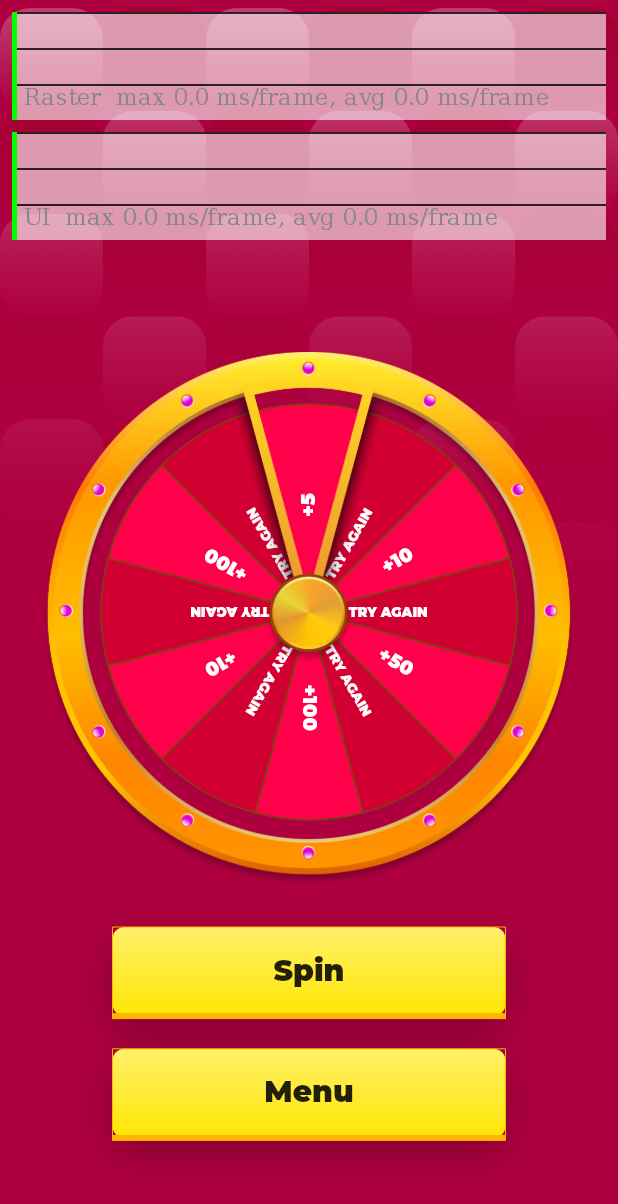
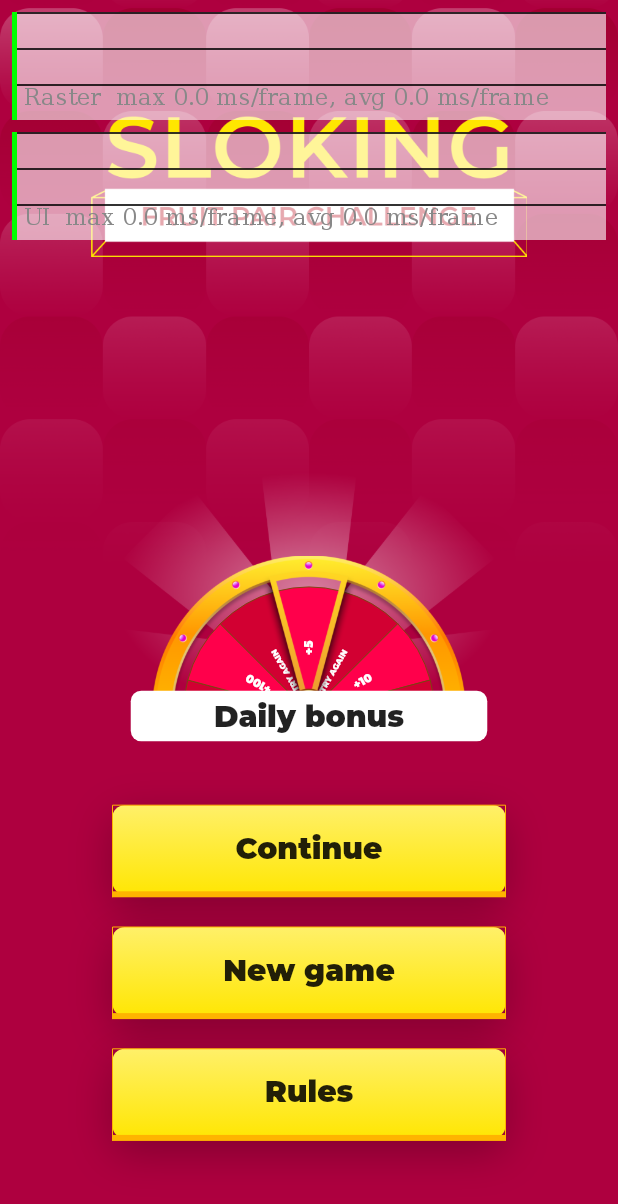
Before and after one commit to Oubi256/sloking, a Flutter app: the screen it shows after launch, on a phone screen of 412 x 824 dp. Shown: the top 1204 px of the screen. Run offline on Flutter 3.47's test engine with Material 2 defaults, Android fonts, the light colour scheme and no system bars; drawn by our look-alikes of flutter_fortune_wheel; our stand-ins replace flutter_screenutil, go_router; project files that could hold a hidden picture were left out.

Commit message:
added wheel on home screen

```diff
--- a/lib/pages/daily_bonus_page.dart
+++ b/lib/pages/daily_bonus_page.dart
@@ -1,6 +1,7 @@
 import 'package:flutter/cupertino.dart';
 import 'package:flutter/material.dart';
 import 'package:flutter_screenutil/flutter_screenutil.dart';
+import 'package:go_router/go_router.dart';
 import 'package:sloking/constants.dart';
 import 'package:sloking/generated/l10n.dart';
 import 'package:sloking/widgets/wheel/daily_fortune_wheel.dart';
@@ -32,26 +33,13 @@ class _DailyBonusPageState extends State<DailyBonusPage> {
       children: [
         Positioned(
           bottom: 235.h,
-          height: 360.r,
-          width: 360.r,
+
           child: DailyFortuneWheel(
+            width: 360.r,
+            height: 360.r,
             onAnimationStart: _onWheelSpinStarted,
             onAnimationEnd: _onWheelSpinFinished,
             key: fortuneWheelKey,
-            items: [
-              FortuneWheelItem.win(gemsReward: 5),
-              FortuneWheelItem.defeat(label: S.of(context).fortuneWheelTryAgain),
-              FortuneWheelItem.win(gemsReward: 10),
-              FortuneWheelItem.defeat(label: S.of(context).fortuneWheelTryAgain),
-              FortuneWheelItem.win(gemsReward: 50),
-              FortuneWheelItem.defeat(label: S.of(context).fortuneWheelTryAgain),
-              FortuneWheelItem.win(gemsReward: 100),
-              FortuneWheelItem.defeat(label: S.of(context).fortuneWheelTryAgain),
-              FortuneWheelItem.win(gemsReward: 10),
-              FortuneWheelItem.defeat(label: S.of(context).fortuneWheelTryAgain),
-              FortuneWheelItem.win(gemsReward: 100),
-              FortuneWheelItem.defeat(label: S.of(context).fortuneWheelTryAgain),
-            ],
           ),
         ),
         Positioned(
@@ -63,7 +51,7 @@ class _DailyBonusPageState extends State<DailyBonusPage> {
             children: [
               ConvexTextButton(label: S.of(context).fortuneWheelSpin, onPressed: isWheelSpinning ? null : _spinWheel),
               SizedBox(height: Constants.defaultPadding),
-              ConvexTextButton(label: S.of(context).backToMenu, onPressed: () {}),
+              ConvexTextButton(label: S.of(context).backToMenu, onPressed: () => context.go("/home")),
             ],
           ),
         ),
--- a/lib/pages/home_page.dart
+++ b/lib/pages/home_page.dart
@@ -1,10 +1,13 @@
 import 'package:flutter/cupertino.dart';
 import 'package:flutter/material.dart';
+import 'package:flutter_fortune_wheel/flutter_fortune_wheel.dart';
 import 'package:flutter_screenutil/flutter_screenutil.dart';
+import 'package:go_router/go_router.dart';
 import 'package:sloking/constants.dart';
 import 'package:sloking/generated/l10n.dart';
 import 'package:sloking/widgets/general/convex_text_button.dart';
 import 'package:sloking/widgets/general/page_wrapper.dart';
+import 'package:sloking/widgets/wheel/daily_fortune_wheel.dart';
 
 class HomePage extends StatelessWidget {
   const HomePage({super.key});
@@ -14,6 +17,69 @@ class HomePage extends StatelessWidget {
     return PageWrapper(
       children: [
         Positioned(width: 296.w, top: 78.h, bottom: 659.h, child: Image.asset("assets/images/splash/app_name.png")),
+        Positioned(
+          height: 360.r,
+          width: 360.r,
+          bottom: 170.h,
+          child: Stack(
+            alignment: Alignment.topCenter,
+            children: [
+              ClipRect(
+                child: Align(
+                  alignment: Alignment.topCenter,
+                  heightFactor: 0.5,
+                  child: Stack(
+                    children: [
+                      Align(
+                        alignment: Alignment(0, -1.2),
+                        child: Transform.scale(
+                          scale: 0.8,
+                          child: Opacity(
+                            opacity: 0.5,
+                            child: Image.asset(
+                              "assets/images/effect_fake_small_union.png",
+                              fit: BoxFit.fill,
+                            ),
+                          ),
+                        ),
+                      ),
+                      Container(
+                        child: Transform.scale(
+                          scale: 0.60,
+                          child: DailyFortuneWheel(
+                            width: 360.r,
+                            height: 360.r,
+                          ),
+                        ),
+                      ),
+                    ],
+                  ),
+                ),
+              ),
+              Center(
+                child: Container(
+                  height: 34.r,
+                  width: 240.r,
+                  alignment: Alignment.center,
+                  decoration: BoxDecoration(color: Colors.white, borderRadius: BorderRadius.circular(7)),
+                  child: Text(
+                    S.of(context).dailyBonus,
+                    style: Constants.buttonTextStyle,
+                  ),
+                ),
+              ),
+              Positioned(
+                bottom: 150.r,
+                top: 50.r,
+                left: 50.r,
+                right: 50.r,
+                child: GestureDetector(
+                  onTap: () => context.go("/home/daily_bonus"),
+                )
+              )
+            ],
+          ),
+        ),
         Positioned(
           bottom: 64.h,
           left: 75.w,
@@ -26,7 +92,7 @@ class HomePage extends StatelessWidget {
               SizedBox(height: Constants.defaultPadding),
               ConvexTextButton(label: S.of(context).menuNewGame, onPressed: () {}),
               SizedBox(height: Constants.defaultPadding),
-              ConvexTextButton(label: S.of(context).menuRules, onPressed: () {}),
+              ConvexTextButton(label: S.of(context).menuRules, onPressed: () => context.go("/home/rules")),
             ],
           ),
         ),
--- a/lib/pages/splash_page.dart
+++ b/lib/pages/splash_page.dart
@@ -1,10 +1,22 @@
 import 'package:flutter/cupertino.dart';
 import 'package:flutter/material.dart';
 import 'package:flutter_screenutil/flutter_screenutil.dart';
+import 'package:go_router/go_router.dart';
 import 'package:sloking/widgets/general/page_wrapper.dart';
 
-class SplashPage extends StatelessWidget {
+class SplashPage extends StatefulWidget {
   const SplashPage({super.key});
+
+  @override
+  State<SplashPage> createState() => _SplashPageState();
+}
+
+class _SplashPageState extends State<SplashPage> {
+  @override
+  void initState() {
+    Future.delayed(Duration(seconds: 1), () => context.go("/home"));
+    super.initState();
+  }
 
   @override
   Widget build(BuildContext context) {
--- a/lib/router_config.dart
+++ b/lib/router_config.dart
@@ -1,7 +1,7 @@
 part of 'main.dart';
 
 GoRouter _routerConfig = GoRouter(
-  initialLocation: '/home/daily_bonus',
+  initialLocation: '/home',
   routes: [
     GoRoute(
       path: '/splash',
--- a/lib/widgets/wheel/daily_fortune_wheel.dart
+++ b/lib/widgets/wheel/daily_fortune_wheel.dart
@@ -5,17 +5,21 @@ import 'package:flutter/cupertino.dart';
 import 'package:flutter/material.dart';
 import 'package:flutter_fortune_wheel/flutter_fortune_wheel.dart';
 import 'package:flutter_screenutil/flutter_screenutil.dart';
+import 'package:sloking/generated/l10n.dart';
 import 'package:sloking/widgets/wheel/fortune_wheel_item.dart';
 
 class DailyFortuneWheel extends StatefulWidget {
-  final List<FortuneWheelItem> items;
   final void Function()? onAnimationStart;
   final void Function()? onAnimationEnd;
+  final double width;
+  final double height;
+
   const DailyFortuneWheel({
     super.key,
-    required this.items,
     this.onAnimationStart,
     this.onAnimationEnd,
+    required this.width,
+    required this.height,
   });
 
   @override
@@ -23,6 +27,8 @@ class DailyFortuneWheel extends StatefulWidget {
 }
 
 class DailyFortuneWheelState extends State<DailyFortuneWheel> with TickerProviderStateMixin {
+  late List<FortuneWheelItem> items;
+
   bool playWinAnimation = true;
   late final StreamController<int> streamController = StreamController<int>();
   late final AnimationController animationController = AnimationController(vsync: this, duration: Duration(seconds: 3));
@@ -40,10 +46,10 @@ class DailyFortuneWheelState extends State<DailyFortuneWheel> with TickerProvide
   ]).animate(animationController);
 
   void spin() async {
-    final int spinResult = Fortune.randomInt(0, widget.items.length);
+    final int spinResult = Fortune.randomInt(0, items.length);
     setState(() {
       streamController.add(spinResult);
-      playWinAnimation = widget.items[spinResult].isWin;
+      playWinAnimation = items[spinResult].isWin;
     });
   }
 
@@ -64,7 +70,26 @@ class DailyFortuneWheelState extends State<DailyFortuneWheel> with TickerProvide
 
   @override
   Widget build(BuildContext context) {
-    return Stack(
+    items = [
+      FortuneWheelItem.win(gemsReward: 5),
+      FortuneWheelItem.defeat(label: S.of(context).fortuneWheelTryAgain),
+      FortuneWheelItem.win(gemsReward: 10),
+      FortuneWheelItem.defeat(label: S.of(context).fortuneWheelTryAgain),
+      FortuneWheelItem.win(gemsReward: 50),
+      FortuneWheelItem.defeat(label: S.of(context).fortuneWheelTryAgain),
+      FortuneWheelItem.win(gemsReward: 100),
+      FortuneWheelItem.defeat(label: S.of(context).fortuneWheelTryAgain),
+      FortuneWheelItem.win(gemsReward: 10),
+      FortuneWheelItem.defeat(label: S.of(context).fortuneWheelTryAgain),
+      FortuneWheelItem.win(gemsReward: 100),
+      FortuneWheelItem.defeat(label: S.of(context).fortuneWheelTryAgain),
+    ];
+
+    return SizedBox(
+      height: widget.height,
+      width: widget.width,
+      child: Stack(
+        alignment: Alignment.center,
         children: [
           playWinAnimation
               ? AnimatedBuilder(
@@ -108,20 +133,23 @@ class DailyFortuneWheelState extends State<DailyFortuneWheel> with TickerProvide
                     );
                   },
                 ),
-        Padding(
-          padding: const EdgeInsets.only(bottom: 10), // png shadow fix
+          Container(
+            padding: EdgeInsets.only(bottom: 8.h),
+            height: widget.height,
+            width: widget.width,
             child: FortuneWheel(
               animateFirst: false,
               selected: streamController.stream,
               physics: NoPanPhysics(),
               indicators: const [],
-            items: widget.items,
+              items: items,
               onAnimationStart: _onAnimationStart,
               onAnimationEnd: _onAnimationEnd,
             ),
           ),
-        Image.asset("assets/images/wheel/wheel.png", fit: BoxFit.fill)
+          SizedBox(height: widget.height, width: widget.width, child: Image.asset("assets/images/wheel/wheel.png", fit: BoxFit.fill))
         ],
+      ),
     );
   }
 }
```
Also changed, not shown: assets/images/effect_fake_small_union.png (added). Lines whose indentation alone changed are shown as unchanged.
